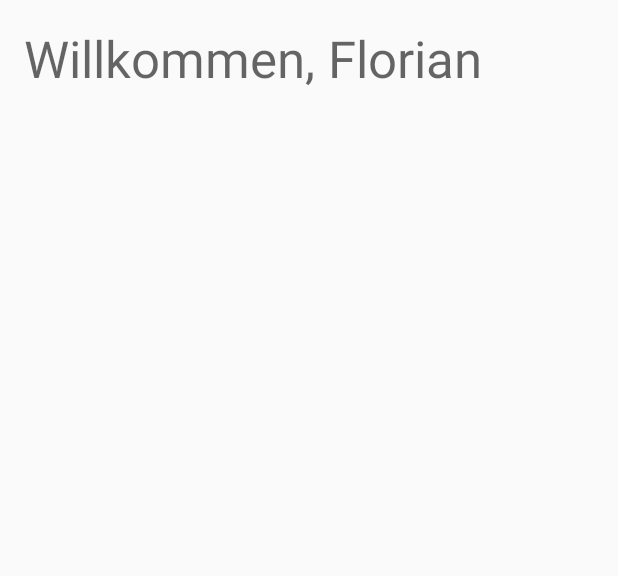
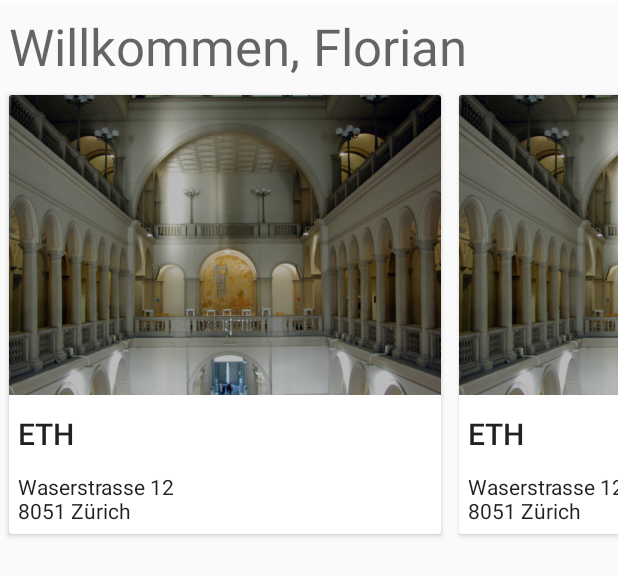
Before and after one commit to baupen/Android, an Android app: the layout activity_overview.xml on its own in the app's theme, with its tools: preview values and no code run, on a phone screen of 412 x 824 dp. Shown: the top 576 px of the screen. Run offline under Robolectric (Android 15) with nearby library versions, the phone set to English and light mode, and no system bars.

Commit message:
implement adapter for construction sites

```diff
--- a/app/src/main/java/io/mangel/issuemanager/api/tasks/AbstractProgressAsyncTask.kt
+++ b/app/src/main/java/io/mangel/issuemanager/api/tasks/AbstractProgressAsyncTask.kt
@@ -1,8 +1,7 @@
 package io.mangel.issuemanager.api.tasks
 
 import android.os.AsyncTask
-import io.mangel.issuemanager.api.Client
-import io.mangel.issuemanager.events.ProgressTaskProgressEvent
+import io.mangel.issuemanager.events.TaskProgressEvent
 import io.mangel.issuemanager.events.ProgressTaskStartedEvent
 import io.mangel.issuemanager.events.TaskFinishedEvent
 import org.greenrobot.eventbus.EventBus
@@ -37,7 +36,7 @@ abstract class AbstractProgressAsyncTask<T1, T2>() : AsyncTask<T1, AbstractProgr
         for (progressUpdate in values) {
             onExecutionFinished(progressUpdate.response)
 
-            EventBus.getDefault().post(ProgressTaskProgressEvent(asyncTaskId, progressUpdate.progress, progressUpdate.max))
+            EventBus.getDefault().post(TaskProgressEvent(asyncTaskId, progressUpdate.progress, progressUpdate.max))
         }
     }
 
--- a/app/src/main/java/io/mangel/issuemanager/api/tasks/FileDownloadTask.kt
+++ b/app/src/main/java/io/mangel/issuemanager/api/tasks/FileDownloadTask.kt
@@ -1,12 +1,7 @@
 package io.mangel.issuemanager.api.tasks
 
-import android.os.AsyncTask
 import io.mangel.issuemanager.api.*
-import io.mangel.issuemanager.events.ProgressTaskProgressEvent
-import io.mangel.issuemanager.events.ProgressTaskStartedEvent
-import io.mangel.issuemanager.events.TaskFinishedEvent
 import org.greenrobot.eventbus.EventBus
-import java.util.*
 
 
 class FileDownloadTask(private val client: Client) :
--- a/app/src/main/java/io/mangel/issuemanager/events/Tasks.kt
+++ b/app/src/main/java/io/mangel/issuemanager/events/Tasks.kt
@@ -6,6 +6,6 @@ import java.util.*
 open class TaskStartedEvent(val taskId: UUID)
 class ProgressTaskStartedEvent(taskId: UUID, val taskType: Type): TaskStartedEvent(taskId)
 
-open class ProgressTaskProgressEvent(taskId: UUID, val progress: Int, val max: Int)
+open class TaskProgressEvent(val taskId: UUID, val progress: Int, val max: Int)
 
 open class TaskFinishedEvent(val taskId: UUID, val taskType: Type)
--- a/app/src/main/java/io/mangel/issuemanager/factories/ApplicationFactory.kt
+++ b/app/src/main/java/io/mangel/issuemanager/factories/ApplicationFactory.kt
@@ -32,7 +32,7 @@ public class ApplicationFactory(context: Context) {
     private val storeConverter = StoreConverter()
     private val modelConverter = ModelConverter()
 
-    private val fileService = FileService(context.filesDir)
+    val fileService = FileService(context.filesDir)
 
     private val serializationService = SerializationService()
     private val httpService = RestHttpService(notificationService, fileService)
--- a/app/src/main/java/io/mangel/issuemanager/repositories/ConstructionSiteRepository.kt
+++ b/app/src/main/java/io/mangel/issuemanager/repositories/ConstructionSiteRepository.kt
@@ -6,6 +6,7 @@ import io.mangel.issuemanager.repositories.base.AuthenticatedRepository
 import io.mangel.issuemanager.services.DomainService
 import io.mangel.issuemanager.services.RestHttpService
 import io.mangel.issuemanager.services.data.ConstructionSiteDataService
+import org.greenrobot.eventbus.EventBus
 
 
 class ConstructionSiteRepository(
@@ -37,5 +38,9 @@ class ConstructionSiteRepository(
             _constructionSiteById[constructionSite.id] = model
             _constructionSites.add(model)
         }
+
+        EventBus.getDefault().post(ConstructionSitesLoaded())
     }
 }
+
+class ConstructionSitesLoaded
--- a/app/src/main/java/io/mangel/issuemanager/services/FileService.kt
+++ b/app/src/main/java/io/mangel/issuemanager/services/FileService.kt
@@ -3,6 +3,7 @@ package io.mangel.issuemanager.services
 import android.content.Context
 import androidx.core.content.contentValuesOf
 import java.io.File
+import java.io.InputStreamReader
 
 public class FileService(private val folder: File){
     fun exists(fileName: String): Boolean {
@@ -12,4 +13,8 @@ public class FileService(private val folder: File){
     fun save(fileName: String, bytes: ByteArray) {
         File(folder, fileName).writeBytes(bytes)
     }
+
+    fun read(fileName: String): File {
+        return File(folder, fileName)
+    }
 }
--- a/app/src/main/res/layout/activity_overview.xml
+++ b/app/src/main/res/layout/activity_overview.xml
@@ -5,9 +5,7 @@
         xmlns:app="http://schemas.android.com/apk/res-auto"
         android:layout_width="match_parent"
         android:layout_height="match_parent"
-        android:padding="16sp"
         tools:context=".activities.overview.OverviewActivity">
-
 
     <androidx.swiperefreshlayout.widget.SwipeRefreshLayout
             android:id="@+id/swipeContainer"
@@ -15,24 +13,45 @@
             android:layout_height="match_parent"
             android:orientation="vertical">
 
+        <LinearLayout
+                android:layout_width="match_parent"
+                android:layout_height="wrap_content"
+                android:orientation="vertical">
+
+            <ProgressBar
+                    android:id="@+id/loading"
+                    style="@android:style/Widget.ProgressBar.Horizontal"
+                    android:visibility="gone"
+                    android:layout_width="match_parent"
+                    android:layout_height="wrap_content"
+                    android:minHeight="2dp"
+                    android:maxHeight="2dp"
+                    android:progressTint="@color/colorPrimary"
+                    android:progressBackgroundTint="@android:color/white"
+                    android:indeterminateTintMode="src_atop"
+                    android:foregroundTint="@color/colorPrimaryDark"
+                    tools:visibility="visible"/>
+
             <TextView
                     android:id="@+id/welcome"
                     android:layout_width="match_parent"
                     android:layout_height="wrap_content"
+                    android:padding="@dimen/text_margin"
                     android:textAppearance="@style/TextAppearance.AppCompat.Display1"
-                tools:text="Willkommen, Florian"
-        />
+                    tools:text="Willkommen, Florian"/>
 
             <io.mangel.issuemanager.views.SaveScrollRecyclerView
-                android:id="@+id/location_list"
+                    android:id="@+id/construction_sites"
                     android:name="ch.famoser.mensa.ItemListFragment"
                     android:layout_width="match_parent"
                     android:layout_height="wrap_content"
                     android:orientation="horizontal"
                     app:layoutManager="LinearLayoutManager"
                     tools:context=".activities.MainActivity"
-                tools:itemCount="1"/>
+                    tools:listitem="@layout/row_construction_site"
+                    tools:itemCount="3"/>
 
+        </LinearLayout>
 
     </androidx.swiperefreshlayout.widget.SwipeRefreshLayout>
 
--- /dev/null
+++ b/app/src/main/res/layout/row_construction_site.xml
@@ -0,0 +1,58 @@
+<?xml version="1.0" encoding="utf-8"?>
+<RelativeLayout
+        xmlns:android="http://schemas.android.com/apk/res/android"
+        xmlns:tools="http://schemas.android.com/tools"
+        android:gravity="center"
+        android:layout_gravity="center"
+        android:layout_width="300sp"
+        android:layout_height="wrap_content"
+        android:paddingLeft="@dimen/card_spacing"
+        android:paddingRight="@dimen/card_spacing"
+        android:paddingTop="4dp"
+        android:paddingBottom="4dp"
+        android:clipChildren="false"
+        android:clipToPadding="false"
+        android:clickable="true"
+        android:focusable="true">
+
+    <androidx.cardview.widget.CardView
+            android:layout_width="match_parent"
+            android:layout_height="wrap_content"
+            android:elevation="3dp">
+
+        <LinearLayout
+                android:layout_width="match_parent"
+                android:layout_height="wrap_content"
+                android:orientation="vertical">
+
+            <ImageView
+                    android:id="@+id/image"
+                    android:layout_width="match_parent"
+                    android:layout_height="200sp"
+                    android:fitsSystemWindows="true"
+                    android:scaleType="centerCrop"
+                    android:adjustViewBounds="true"
+                    android:tint="#44000000"
+                    android:contentDescription="@string/construction_site"
+                    tools:src="@drawable/construction_site_sample"
+                    android:layout_marginBottom="@dimen/text_margin"/>
+
+            <TextView
+                    android:id="@+id/title"
+                    android:layout_width="wrap_content"
+                    android:layout_height="wrap_content"
+                    android:padding="@dimen/text_margin"
+                    android:textAppearance="@style/TextAppearance.AppCompat.Title"
+                    tools:text="ETH"/>
+
+            <TextView
+                    android:id="@+id/address"
+                    android:layout_width="match_parent"
+                    android:layout_height="wrap_content"
+                    android:padding="@dimen/text_margin"
+                    android:textAppearance="@style/TextAppearance.AppCompat.Body1"
+                    tools:text="Waserstrasse 12\n8051 Zürich"/>
+
+        </LinearLayout>
+    </androidx.cardview.widget.CardView>
+</RelativeLayout>
--- a/app/src/main/res/values/dimens.xml
+++ b/app/src/main/res/values/dimens.xml
@@ -2,4 +2,6 @@
     <!-- Default screen margins, per the Android Design guidelines. -->
     <dimen name="activity_horizontal_margin">16dp</dimen>
     <dimen name="activity_vertical_margin">16dp</dimen>
+    <dimen name="card_spacing">6sp</dimen>
+    <dimen name="text_margin">6sp</dimen>
 </resources>
--- a/app/src/main/res/values/strings.xml
+++ b/app/src/main/res/values/strings.xml
@@ -16,4 +16,5 @@
     </string>
     <string name="no_internet_access">Eine Verbindung mit dem Internet ist nicht möglich.</string>
     <string name="welcome">Willkommen, %s!</string>
+    <string name="construction_site">Baustelle</string>
 </resources>
```
Also changed, not shown: app/src/main/java/io/mangel/issuemanager/activities/AbstractActivity.kt (+11 -8 lines), app/src/main/java/io/mangel/issuemanager/activities/AbstractLoadingViewModel.kt (+14 -6 lines), app/src/main/java/io/mangel/issuemanager/activities/overview/ConstructionSiteAdapter.kt (added, +58 -0 lines), app/src/main/java/io/mangel/issuemanager/activities/overview/OverviewActivity.kt (+21 -2 lines), app/src/main/java/io/mangel/issuemanager/activities/overview/OverviewViewModel.kt (added, +44 -0 lines), app/src/main/java/io/mangel/issuemanager/models/Address.kt (+32 -1 lines), app/src/main/java/io/mangel/issuemanager/services/LoadingService.kt (+35 -11 lines), app/src/main/res/drawable/construction_site_sample.jpg (added), 1 other file. Lines whose indentation alone changed are shown as unchanged.
